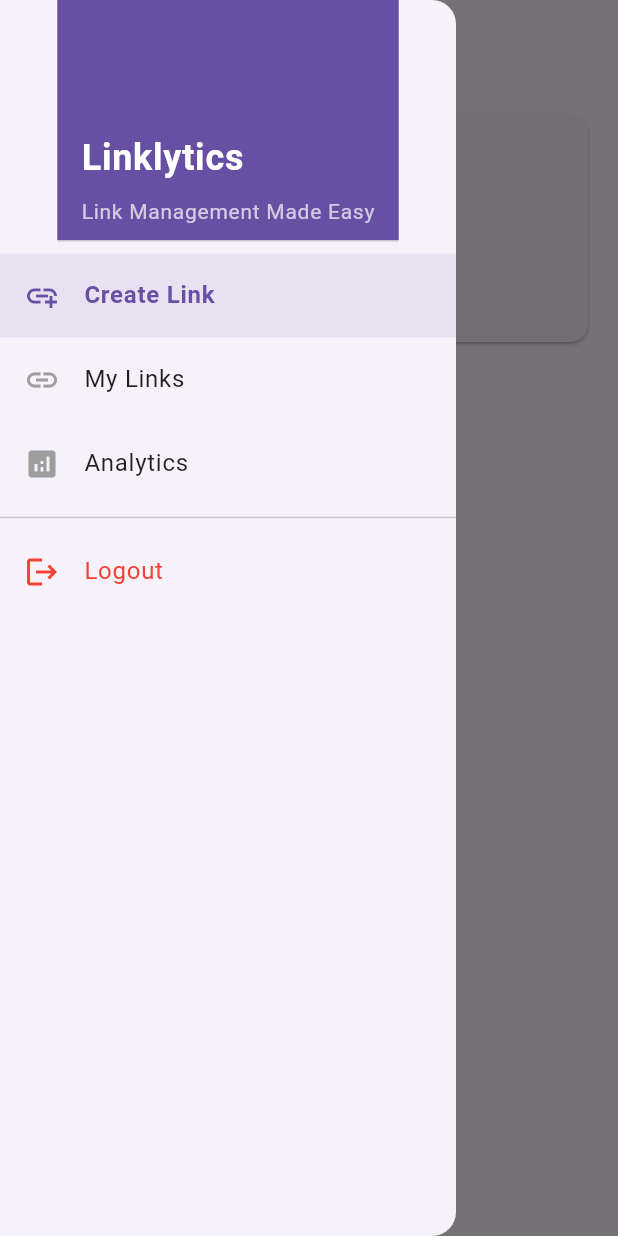
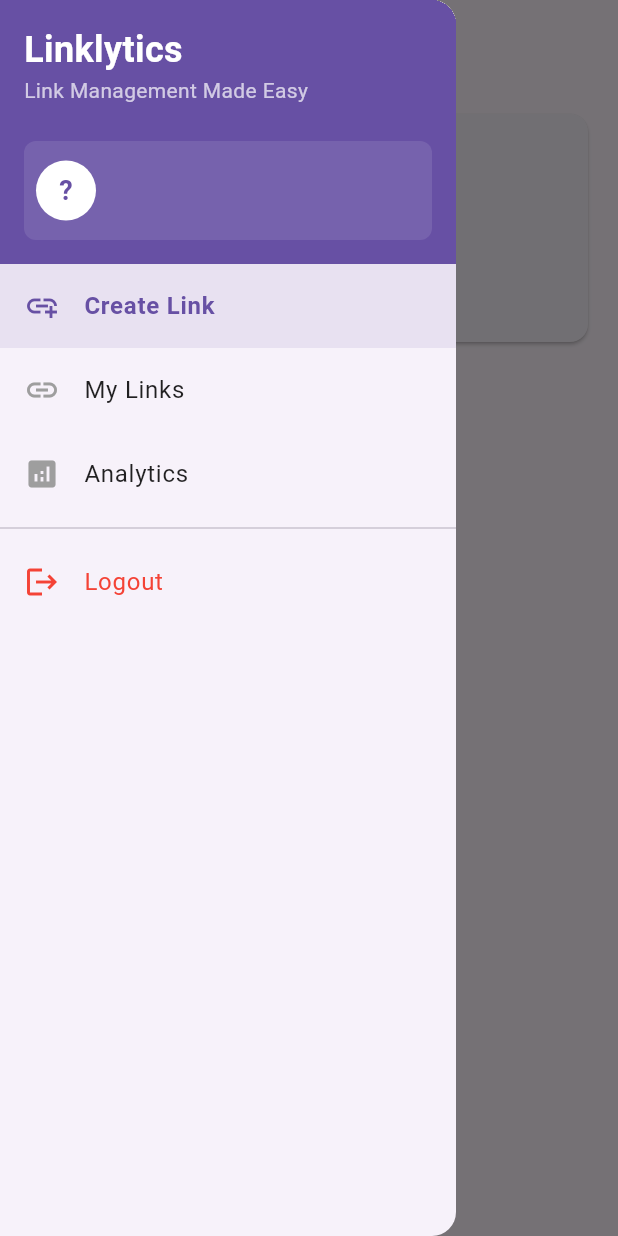
Before and after one commit to aalok-y/linklytics, a Flutter app: the HomePage screen opened by its route, with the side drawer open, on a phone screen of 412 x 824 dp. Run offline on Flutter 3.47's test engine with Material 3 defaults, Android fonts, the phone set to English and light mode, and no system bars; our stand-ins replace fl_chart, get, image_picker, logger, qr_flutter, share_plus and 1 more; missing offline and left inert: cloudinary_public; accounts and stored records are empty.

Commit message:
add: otp verification for login/signup; user info at app drawer

```diff
--- a/TODO.txt
+++ b/TODO.txt
@@ -1 +1 @@
-1. Complete portfolio frontend
+1. All portfolios are being showed to every user
--- a/lib/main.dart
+++ b/lib/main.dart
@@ -10,6 +10,7 @@ import 'views/create_campaign_page.dart';
 import 'views/create_portfolio_page.dart';
 import 'views/campaigns_page.dart';
 import 'views/portfolios_page.dart';
+import 'views/otp_verification_page.dart';
 import 'controllers/auth_controller.dart';
 import 'controllers/campaign_controller.dart';
 import 'controllers/portfolio_controller.dart';
@@ -58,6 +59,11 @@ class MyApp extends StatelessWidget {
             transition: Transition.rightToLeft
           ),
           GetPage(
+            name: '/otp-verification',
+            page: () => OtpVerificationPage(email: Get.arguments['email']),
+            transition: Transition.rightToLeft
+          ),
+          GetPage(
             name: '/home',
             page: () => HomePage(),
             transition: Transition.fadeIn
--- a/lib/views/home_page.dart
+++ b/lib/views/home_page.dart
@@ -66,13 +66,15 @@ class HomePage extends StatelessWidget {
     return Drawer(
       child: Column(
         children: [
-          DrawerHeader(
+          Container(
+            padding: EdgeInsets.all(16),
             decoration: BoxDecoration(
               color: Theme.of(Get.context!).primaryColor,
             ),
+            child: SafeArea(
+              bottom: false,
               child: Column(
                 crossAxisAlignment: CrossAxisAlignment.start,
-              mainAxisAlignment: MainAxisAlignment.end,
                 children: [
                   Text(
                     'Linklytics',
@@ -82,7 +84,6 @@ class HomePage extends StatelessWidget {
                       fontWeight: FontWeight.bold,
                     ),
                   ),
-                SizedBox(height: 8),
                   Text(
                     'Link Management Made Easy',
                     style: TextStyle(
@@ -90,7 +91,63 @@ class HomePage extends StatelessWidget {
                       fontSize: 14,
                     ),
                   ),
+                  SizedBox(height: 24),
+                  Container(
+                    padding: EdgeInsets.symmetric(vertical: 12, horizontal: 8),
+                    decoration: BoxDecoration(
+                      color: Colors.white.withOpacity(0.1),
+                      borderRadius: BorderRadius.circular(8),
+                    ),
+                    child: Row(
+                      children: [
+                        CircleAvatar(
+                          backgroundColor: Colors.white,
+                          radius: 20,
+                          child: Obx(() => Text(
+                            authController.userName.value.isNotEmpty
+                              ? authController.userName.value[0].toUpperCase()
+                              : '?',
+                            style: TextStyle(
+                              fontSize: 18,
+                              fontWeight: FontWeight.bold,
+                              color: Theme.of(Get.context!).primaryColor,
+                            ),
+                          )),
+                        ),
+                        SizedBox(width: 12),
+                        Expanded(
+                          child: Column(
+                            crossAxisAlignment: CrossAxisAlignment.start,
+                            mainAxisSize: MainAxisSize.min,
+                            children: [
+                              Obx(() => Text(
+                                authController.userName.value,
+                                style: TextStyle(
+                                  color: Colors.white,
+                                  fontSize: 16,
+                                  fontWeight: FontWeight.w500,
+                                ),
+                                maxLines: 1,
+                                overflow: TextOverflow.ellipsis,
+                              )),
+                              SizedBox(height: 2),
+                              Obx(() => Text(
+                                authController.userEmail.value,
+                                style: TextStyle(
+                                  color: Colors.white70,
+                                  fontSize: 12,
+                                ),
+                                maxLines: 1,
+                                overflow: TextOverflow.ellipsis,
+                              )),
                             ],
+                          ),
+                        ),
+                      ],
+                    ),
+                  ),
+                ],
+              ),
             ),
           ),
           Expanded(
@@ -108,9 +165,7 @@ class HomePage extends StatelessWidget {
                     if (Navigator.canPop(Get.context!)) {
                       Navigator.pop(Get.context!);
                     }
-                    final prefs = await SharedPreferences.getInstance();
-                    await prefs.clear();
-                    Get.offAllNamed('/login');
+                    authController.logout();
                   },
                 ),
               ],
```
Also changed, not shown: lib/api/api_service.dart (+53 -9 lines), lib/controllers/auth_controller.dart (+164 -17 lines), lib/views/otp_verification_page.dart (added, +90 -0 lines). Lines whose indentation alone changed are shown as unchanged.
